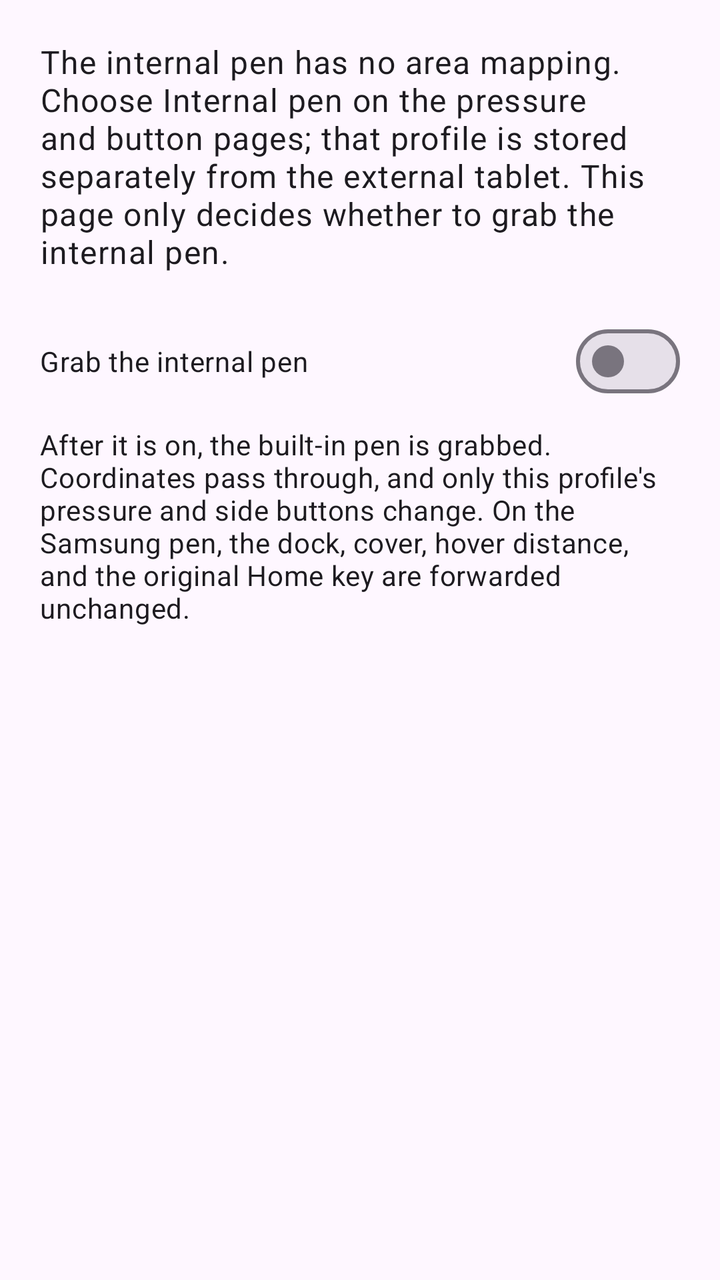
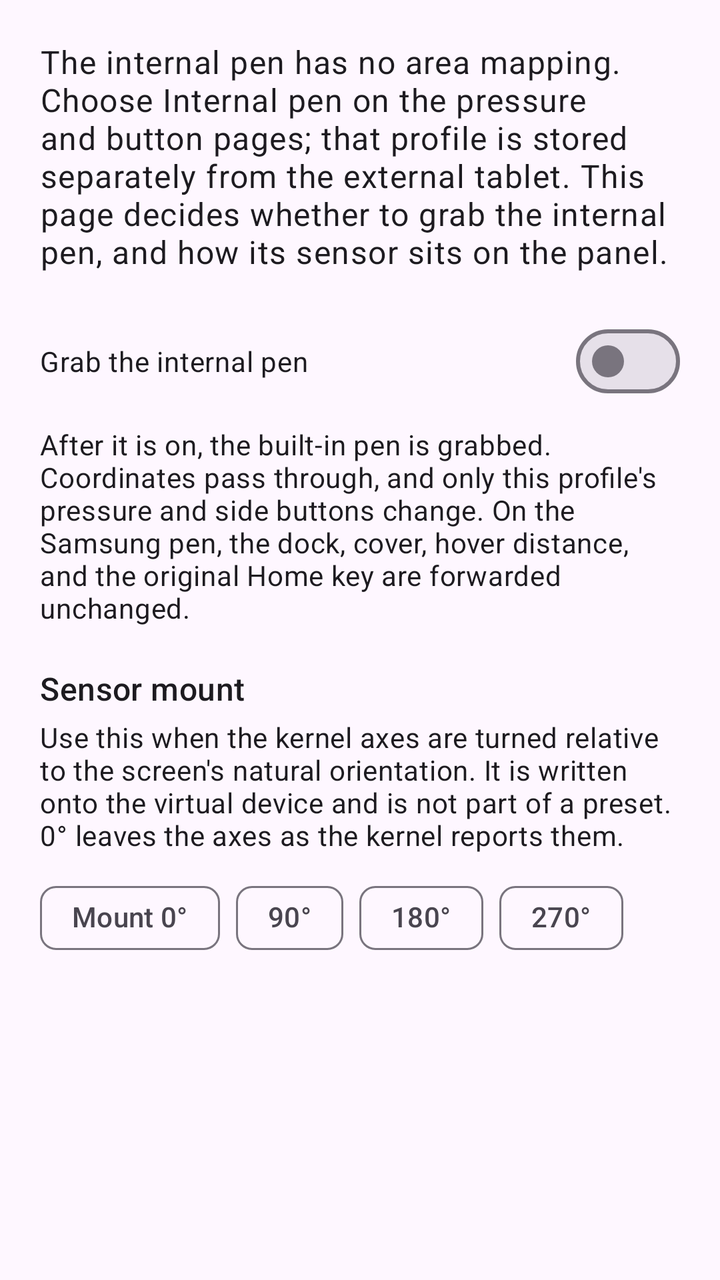

The first picture is an Android layout as it rendered before a commit; the second is the same layout after the commit. The layout source and the unified diff follow.
<!-- AndroidManifest.xml: application theme Theme.StylusCtrl -->
<!-- res/layout/page_internal.xml -->
<?xml version="1.0" encoding="utf-8"?>
<LinearLayout xmlns:android="http://schemas.android.com/apk/res/android"
    android:layout_width="match_parent"
    android:layout_height="match_parent"
    android:orientation="vertical"
    android:padding="20dp">

    <TextView
        android:layout_width="match_parent"
        android:layout_height="wrap_content"
        android:text="@string/internal_body"
        android:textAppearance="?attr/textAppearanceBodyLarge" />

    <com.google.android.material.materialswitch.MaterialSwitch
        android:id="@+id/internal_pen"
        android:layout_width="match_parent"
        android:layout_height="wrap_content"
        android:layout_marginTop="20dp"
        android:text="@string/internal_switch" />

    <TextView
        android:layout_width="match_parent"
        android:layout_height="wrap_content"
        android:layout_marginTop="8dp"
        android:text="@string/internal_detail"
        android:textAppearance="?attr/textAppearanceBodyMedium" />
</LinearLayout>
<!-- resources referenced by this layout -->
<resources>
  <string name="internal_body">The internal pen has no area mapping. Choose Internal pen on the pressure and button pages; that profile is stored separately from the external tablet. This page only decides whether to grab the internal pen.</string>
  <string name="internal_detail">After it is on, the built-in pen is grabbed. Coordinates pass through, and only this profile\'s pressure and side buttons change. On the Samsung pen, the dock, cover, hover distance, and the original Home key are forwarded unchanged.</string>
  <string name="internal_switch">Grab the internal pen</string>
  <style name="Theme.StylusCtrl" parent="Theme.Material3.DayNight.NoActionBar">
          <item name="colorPrimary">#1B6B66</item>
          <item name="colorOnPrimary">#FFFFFF</item>
          <item name="colorPrimaryContainer">#A7F0EA</item>
          <item name="colorOnPrimaryContainer">#00201E</item>
          <item name="colorSecondary">#6E5A4C</item>
          <item name="colorSecondaryContainer">#F6DDD0</item>
          <item name="android:statusBarColor">@android:color/transparent</item>
          <item name="android:navigationBarColor">@android:color/transparent</item>
          <item name="android:windowLightStatusBar">true</item>
      </style>
</resources>

<!-- the commit's change to res/layout/page_internal.xml (unified diff, before → after) -->
@@ -1,5 +1,6 @@
 <?xml version="1.0" encoding="utf-8"?>
 <LinearLayout xmlns:android="http://schemas.android.com/apk/res/android"
+    xmlns:app="http://schemas.android.com/apk/res-auto"
     android:layout_width="match_parent"
     android:layout_height="match_parent"
     android:orientation="vertical"
@@ -24,4 +25,61 @@
         android:layout_marginTop="8dp"
         android:text="@string/internal_detail"
         android:textAppearance="?attr/textAppearanceBodyMedium" />
+
+    <TextView
+        android:layout_width="match_parent"
+        android:layout_height="wrap_content"
+        android:layout_marginTop="20dp"
+        android:text="@string/internal_mount"
+        android:textAppearance="?attr/textAppearanceTitleMedium" />
+
+    <TextView
+        android:layout_width="match_parent"
+        android:layout_height="wrap_content"
+        android:layout_marginTop="4dp"
+        android:text="@string/internal_mount_detail"
+        android:textAppearance="?attr/textAppearanceBodyMedium" />
+
+    <HorizontalScrollView
+        android:layout_width="match_parent"
+        android:layout_height="wrap_content"
+        android:layout_marginTop="8dp"
+        android:scrollbars="none">
+
+        <com.google.android.material.chip.ChipGroup
+            android:id="@+id/internal_orientation"
+            android:layout_width="wrap_content"
+            android:layout_height="wrap_content"
+            app:selectionRequired="true"
+            app:singleSelection="true">
+
+            <com.google.android.material.chip.Chip
+                android:id="@+id/mount_0"
+                style="@style/Widget.Material3.Chip.Filter"
+                android:layout_width="wrap_content"
+                android:layout_height="wrap_content"
+                android:text="@string/mount_0" />
+
+            <com.google.android.material.chip.Chip
+                android:id="@+id/mount_90"
+                style="@style/Widget.Material3.Chip.Filter"
+                android:layout_width="wrap_content"
+                android:layout_height="wrap_content"
+                android:text="@string/mount_90" />
+
+            <com.google.android.material.chip.Chip
+                android:id="@+id/mount_180"
+                style="@style/Widget.Material3.Chip.Filter"
+                android:layout_width="wrap_content"
+                android:layout_height="wrap_content"
+                android:text="@string/mount_180" />
+
+            <com.google.android.material.chip.Chip
+                android:id="@+id/mount_270"
+                style="@style/Widget.Material3.Chip.Filter"
+                android:layout_width="wrap_content"
+                android:layout_height="wrap_content"
+                android:text="@string/mount_270" />
+        </com.google.android.material.chip.ChipGroup>
+    </HorizontalScrollView>
 </LinearLayout>
<!-- resource entries referenced after the edit -->
@@ -1,8 +1,14 @@
 <!-- resources referenced by this layout -->
 <resources>
-  <string name="internal_body">The internal pen has no area mapping. Choose Internal pen on the pressure and button pages; that profile is stored separately from the external tablet. This page only decides whether to grab the internal pen.</string>
+  <string name="internal_body">The internal pen has no area mapping. Choose Internal pen on the pressure and button pages; that profile is stored separately from the external tablet. This page decides whether to grab the internal pen, and how its sensor sits on the panel.</string>
   <string name="internal_detail">After it is on, the built-in pen is grabbed. Coordinates pass through, and only this profile\'s pressure and side buttons change. On the Samsung pen, the dock, cover, hover distance, and the original Home key are forwarded unchanged.</string>
+  <string name="internal_mount">Sensor mount</string>
+  <string name="internal_mount_detail">Use this when the kernel axes are turned relative to the screen\'s natural orientation. It is written onto the virtual device and is not part of a preset. 0° leaves the axes as the kernel reports them.</string>
   <string name="internal_switch">Grab the internal pen</string>
+  <string name="mount_0">Mount 0°</string>
+  <string name="mount_180" translatable="false">180°</string>
+  <string name="mount_270" translatable="false">270°</string>
+  <string name="mount_90" translatable="false">90°</string>
   <style name="Theme.StylusCtrl" parent="Theme.Material3.DayNight.NoActionBar">
           <item name="colorPrimary">#1B6B66</item>
           <item name="colorOnPrimary">#FFFFFF</item>
